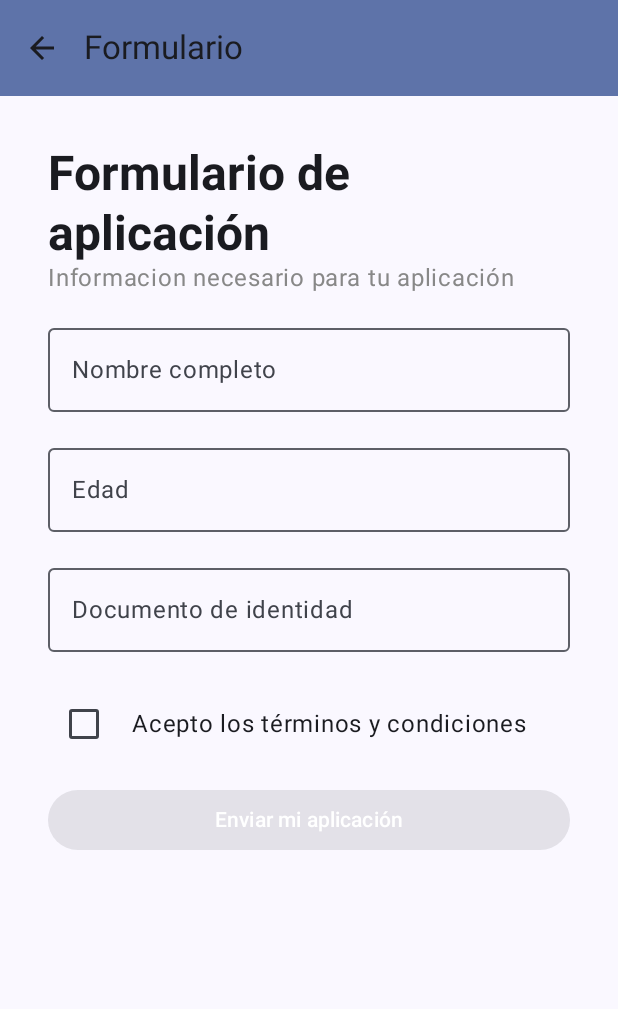
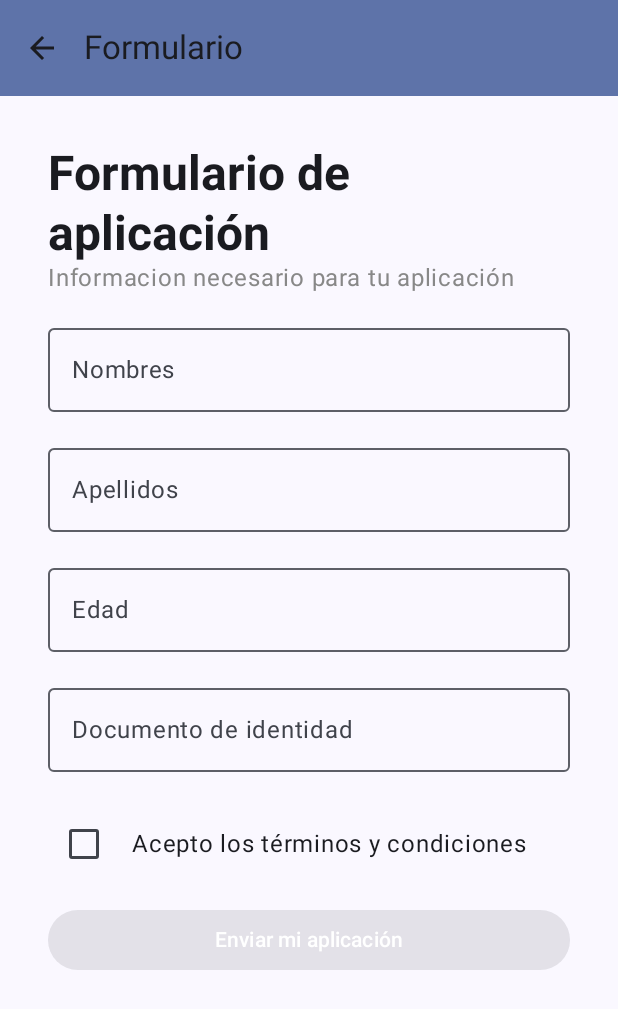
Before and after one commit to Isabella0334/HelpQuestProject, an Android app built with Jetpack Compose: the FormularioScreen screen opened through its navigation route, on a phone screen of 412 x 824 dp. Shown: the top 1009 px of the screen. Run offline under Robolectric (Android 15) with nearby library versions, the phone set to English and light mode, and no system bars; our stand-ins replace Firebase (no records; nobody signed in at launch, a user with empty details on screens opened directly); libraries missing offline, so code that uses them is left out: org.osmdroid.config.

Commit message:
Change logic on how to send Names and lastnames to firestore

```diff
--- a/app/src/main/java/com/example/helpquest/Formulario.kt
+++ b/app/src/main/java/com/example/helpquest/Formulario.kt
@@ -67,7 +67,8 @@ import com.google.firebase.firestore.SetOptions
 @Composable
 fun FormularioScreen(modifier: Modifier = Modifier, navController: NavHostController) {
     // Estado para los campos del formulario
-    var nombreCompleto by remember { mutableStateOf("") }
+    var nombres by remember { mutableStateOf("") }
+    var apellidos by remember { mutableStateOf("") }
     var edad by remember { mutableStateOf("") }
     var documentoIdentidad by remember { mutableStateOf("") }
     var terminosAceptados by remember { mutableStateOf(false) }
@@ -78,7 +79,6 @@ fun FormularioScreen(modifier: Modifier = Modifier, navController: NavHostContro
     val user = FirebaseAuth.getInstance().currentUser
     val db = FirebaseFirestore.getInstance()
 
-
     LaunchedEffect(user?.uid) {
         if (user != null) {
             // Si el usuario está autenticado, obtenemos los datos de Firestore
@@ -86,7 +86,8 @@ fun FormularioScreen(modifier: Modifier = Modifier, navController: NavHostContro
             docRef.get().addOnSuccessListener { document ->
                 if (document.exists()) {
                     // Si los datos existen, los cargamos en los campos
-                    nombreCompleto = document.getString("nombre_completo") ?: ""
+                    nombres = document.getString("nombres") ?: ""
+                    apellidos = document.getString("apellidos") ?: ""
                     edad = document.getLong("edad")?.toString() ?: ""
                     documentoIdentidad = document.getLong("documento_identidad")?.toString() ?: ""
                     terminosAceptados = document.getBoolean("terminos_aceptados") ?: false
@@ -117,7 +118,8 @@ fun FormularioScreen(modifier: Modifier = Modifier, navController: NavHostContro
 
             // Crear un mapa con los datos del formulario
             val usuarioData = hashMapOf(
-                "nombre_completo" to if (nombreCompleto.isNotBlank()) nombreCompleto else null,
+                "nombres" to if (nombres.isNotBlank()) nombres else null,
+                "apellidos" to if (apellidos.isNotBlank()) apellidos else null,
                 "edad" to edadInt,
                 "documento_identidad" to documentoInt,
                 "terminos_aceptados" to terminosAceptados
@@ -171,11 +173,19 @@ fun FormularioScreen(modifier: Modifier = Modifier, navController: NavHostContro
                 }
             }
 
-            // Nombre Completo
+            // Campo para Nombres
             OutlinedTextField(
-                value = nombreCompleto,
-                onValueChange = { nombreCompleto = it },
-                label = { Text(stringResource(id = R.string.full_name_label)) },
+                value = nombres,
+                onValueChange = { nombres = it },
+                label = { Text(stringResource(id = R.string.first_name_label)) },
+                modifier = Modifier.fillMaxWidth()
+            )
+
+            // Campo para Apellidos
+            OutlinedTextField(
+                value = apellidos,
+                onValueChange = { apellidos = it },
+                label = { Text(stringResource(id = R.string.last_name_label)) },
                 modifier = Modifier.fillMaxWidth()
             )
 
@@ -225,7 +235,8 @@ fun FormularioScreen(modifier: Modifier = Modifier, navController: NavHostContro
             // Botón de enviar, habilitado solo si los términos son aceptados
             EnviarBoton(
                 onClick = { enviarDatos() },
-                enabled = nombreCompleto.isNotEmpty() &&
+                enabled = nombres.isNotEmpty() &&
+                        apellidos.isNotEmpty() &&
                         edad.isNotEmpty() &&
                         documentoIdentidad.isNotEmpty() &&
                         terminosAceptados
--- a/app/src/main/res/values/strings.xml
+++ b/app/src/main/res/values/strings.xml
@@ -87,4 +87,6 @@
     //Errores o aciertos
 
     <string name="exito">Usuario registrado exitosamente.</string>
+    <string name="first_name_label">Nombres</string>
+    <string name="last_name_label">Apellidos</string>
 </resources>
```
Also changed, not shown: app/src/main/java/com/example/helpquest/Register.kt (+22 -6 lines).
